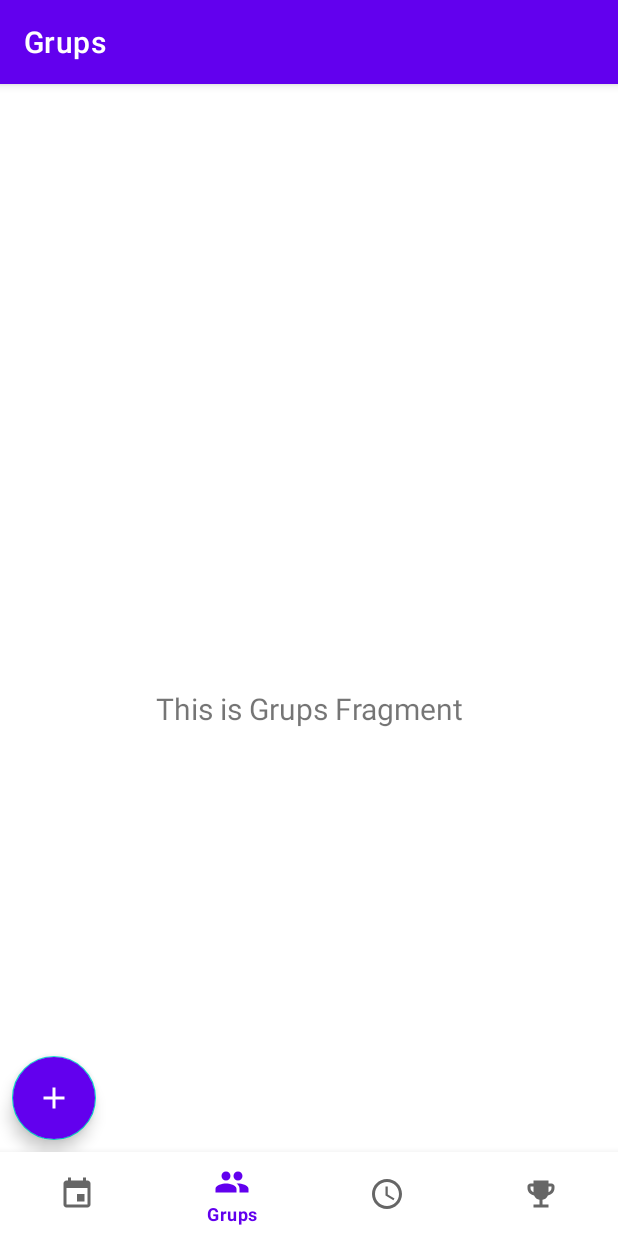
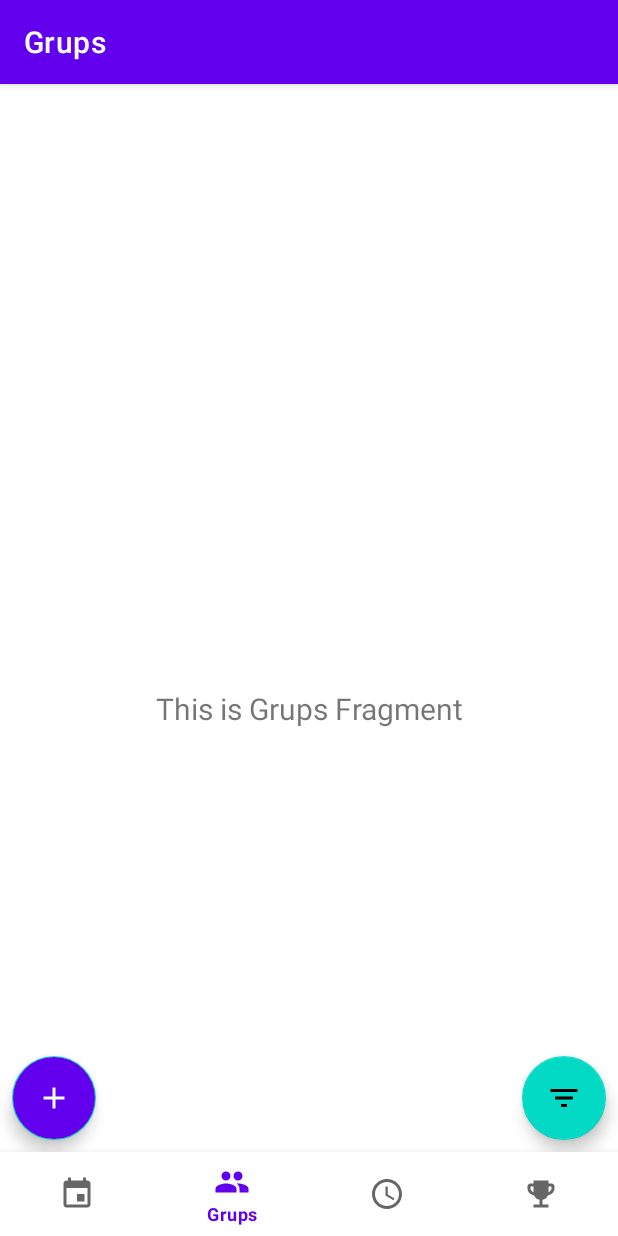
Before and after one commit to iliasasskali/SquadFinder, an Android app: the GrupsFragment screen opened through its navigation route, on a phone screen of 412 x 824 dp. Run offline under Robolectric (Android 15) with nearby library versions, the phone set to English and light mode, and no system bars; our stand-ins replace navigation-ui.

Commit message:
minor changes

```diff
--- a/app/src/main/res/layout/fragment_esdeveniments.xml
+++ b/app/src/main/res/layout/fragment_esdeveniments.xml
@@ -29,5 +29,7 @@
         android:clickable="true"
         android:src="@drawable/ic_filter"
         app:layout_constraintBottom_toBottomOf="parent"
-        app:layout_constraintEnd_toEndOf="parent" />
+        app:layout_constraintEnd_toEndOf="parent"
+        android:contentDescription="@string/filtrar"
+        android:focusable="true" />
 </androidx.constraintlayout.widget.ConstraintLayout>
--- a/app/src/main/res/layout/fragment_grups.xml
+++ b/app/src/main/res/layout/fragment_grups.xml
@@ -20,4 +20,17 @@
         app:layout_constraintEnd_toEndOf="parent"
         app:layout_constraintStart_toStartOf="parent"
         app:layout_constraintTop_toTopOf="parent" />
+
+    <com.google.android.material.floatingactionbutton.FloatingActionButton
+        android:id="@+id/floatingActionButton"
+        android:layout_width="wrap_content"
+        android:layout_height="wrap_content"
+        android:layout_marginEnd="8dp"
+        android:layout_marginBottom="64dp"
+        android:clickable="true"
+        android:src="@drawable/ic_filter"
+        app:layout_constraintBottom_toBottomOf="parent"
+        app:layout_constraintEnd_toEndOf="parent"
+        android:contentDescription="@string/filtrar"
+        android:focusable="true" />
 </androidx.constraintlayout.widget.ConstraintLayout>
```
